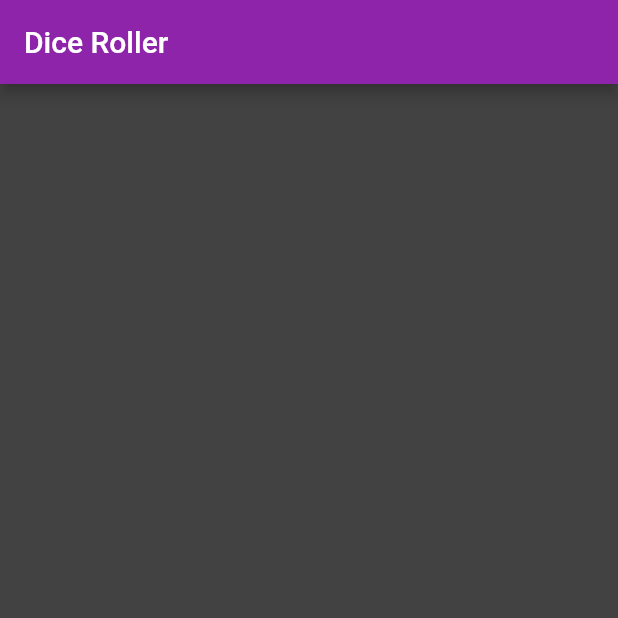
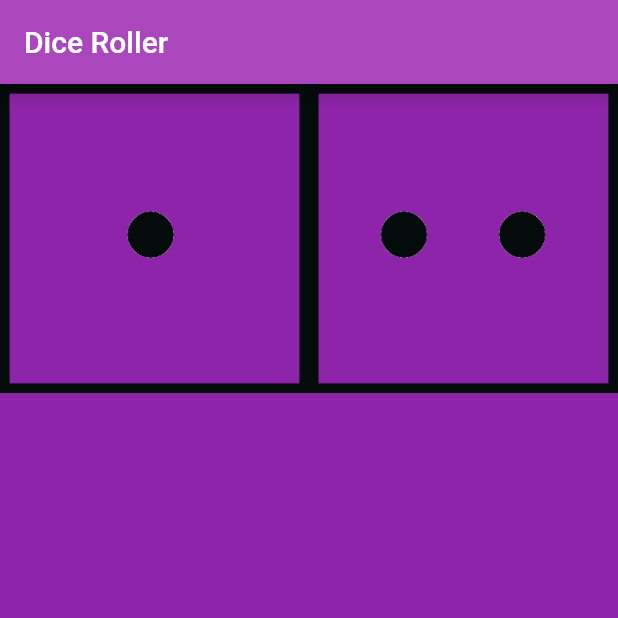
Before and after one commit to tddyer/dice-roller, a Flutter app: the screen it shows after launch, on a phone screen of 412 x 824 dp, the top half of it. Run offline on Flutter 3.47's test engine with Material 2 defaults, Android fonts, the phone set to English and light mode, and no system bars.

Commit message:
replaced icons with custom icons

```diff
--- a/lib/main.dart
+++ b/lib/main.dart
@@ -4,10 +4,10 @@ void main() {
   return runApp(
     MaterialApp(
       home: Scaffold(
-        backgroundColor: Colors.grey[800],
+        backgroundColor: Colors.purple[600],
         appBar: AppBar(
           title: Text('Dice Roller'),
-          backgroundColor: Colors.purple[600],
+          backgroundColor: Colors.purple[400],
         ),
         body: DicePage(),
       ),
@@ -18,8 +18,21 @@ void main() {
 class DicePage extends StatelessWidget {
   @override
   Widget build(BuildContext context) {
-    return Container(
-
+    return Row(
+      children: <Widget>[
+        Expanded(
+          flex: 1,
+          child: Image(
+            image: AssetImage('images/dice-1.png'),
+          ),
+        ),
+        Expanded(
+          flex: 1,
+          child: Image(
+            image: AssetImage('images/dice-2.png'),
+          ),
+        )
+      ],
     );
   }
 }
```
Also changed, not shown: images/dice-1.png (added), images/dice-2.png (added), images/dice-3.png (added), images/dice-4.png (added), images/dice-5.png (added), images/dice-6.png (added), images/icons8-dice-five-50.png (deleted), images/icons8-dice-four-50.png (deleted), images/icons8-dice-one-50.png (deleted), images/icons8-dice-six-50.png (deleted), images/icons8-dice-three-50.png (deleted), images/icons8-dice-two-50.png (deleted).
